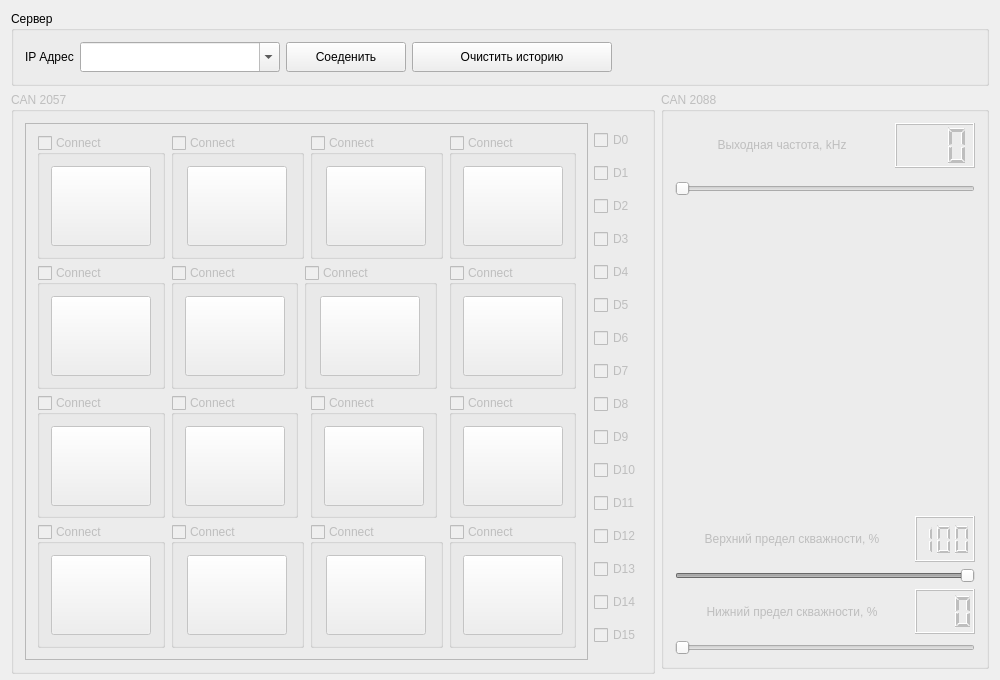
Old version of the form Megatron-client/client.ui in the repository sseitov/Megatron.
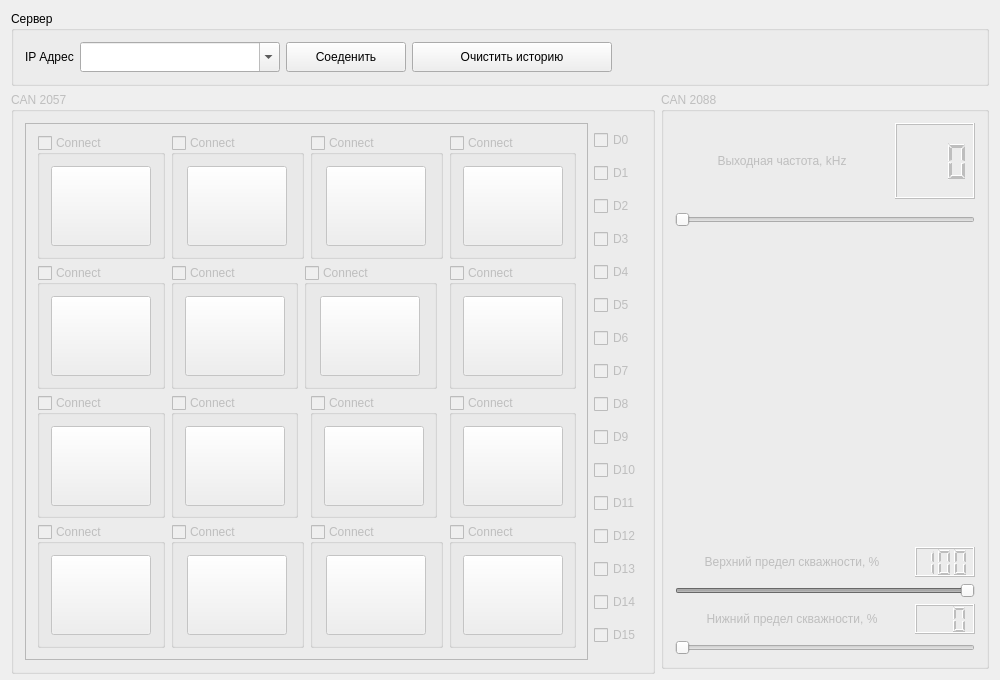
New version of the form. Custom widgets are drawn as their Qt base class.

Patch:
```diff
--- a/Megatron-client/client.ui
+++ b/Megatron-client/client.ui
@@ -948,14 +948,14 @@
            <widget class="QLCDNumber" name="lowLimitIndicator">
             <property name="minimumSize">
              <size>
-              <width>0</width>
+              <width>60</width>
               <height>30</height>
              </size>
             </property>
             <property name="maximumSize">
              <size>
               <width>60</width>
-              <height>16777215</height>
+              <height>30</height>
              </size>
             </property>
             <property name="smallDecimalPoint">
@@ -1012,14 +1012,14 @@
            <widget class="QLCDNumber" name="highLimitIndicator">
             <property name="minimumSize">
              <size>
-              <width>0</width>
+              <width>60</width>
               <height>30</height>
              </size>
             </property>
             <property name="maximumSize">
              <size>
               <width>60</width>
-              <height>16777215</height>
+              <height>30</height>
              </size>
             </property>
             <property name="digitCount">
```
